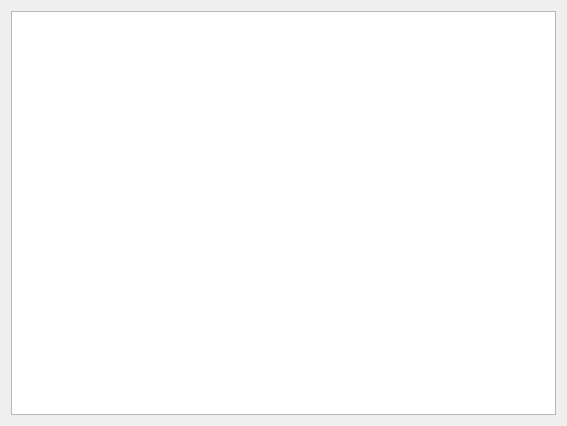
Above: src/MizarWidgets/SamplingWithFrameTrackOutputWidget.ui from google/orbit before the change. Below: the same form after it.
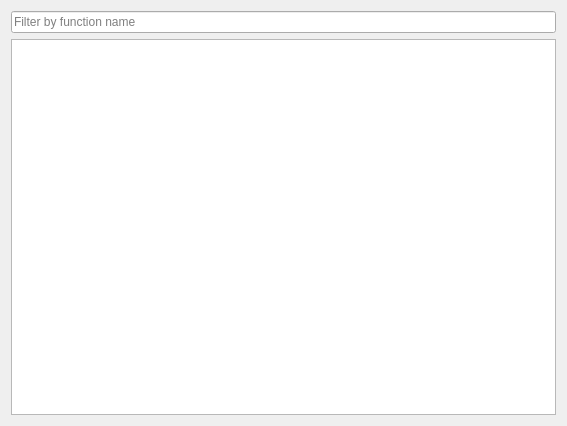
That is the form after the change.

Commit message:
Implement a filter field for sampling-based report in Mizar (#3943)
Test: Manual

What changed in the file:
```diff
--- a/src/MizarWidgets/SamplingWithFrameTrackOutputWidget.ui
+++ b/src/MizarWidgets/SamplingWithFrameTrackOutputWidget.ui
@@ -14,6 +14,13 @@
    <string>Form</string>
   </property>
   <layout class="QVBoxLayout" name="verticalLayout">
+   <item>
+    <widget class="QLineEdit" name="filter_line_">
+     <property name="placeholderText">
+      <string>Filter by function name</string>
+     </property>
+    </widget>
+   </item>
    <item>
     <widget class="QTableView" name="report_"/>
    </item>
```
The commit also changes 1 other file.
